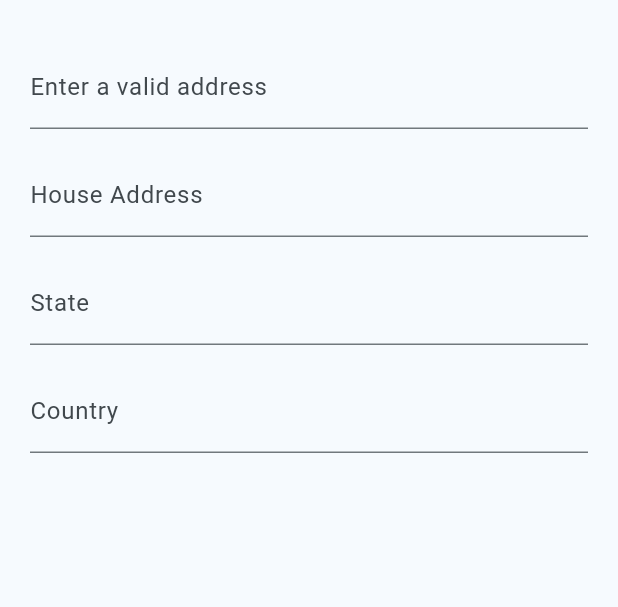
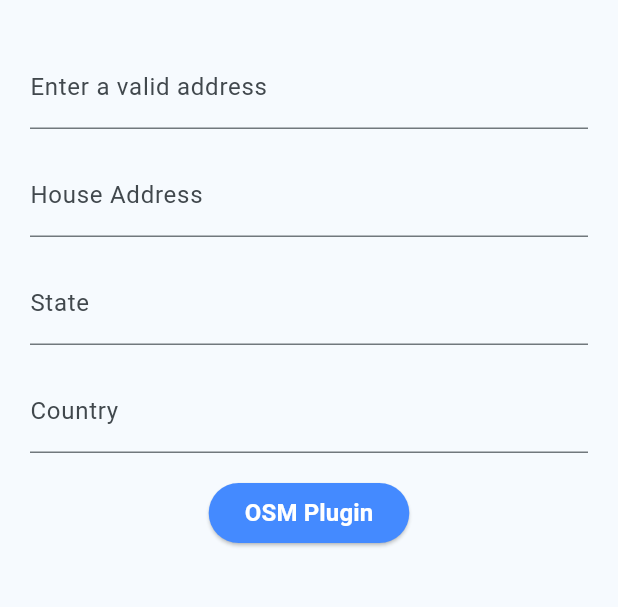
Before and after one commit to droidcon-academy/flutter-cbc-openstreetmap-geocoding, a Flutter app: the screen it shows after launch, on a phone screen of 412 x 824 dp, the part 63-670 px from its top. Run offline on Flutter 3.47's test engine with Material 3 defaults, Android fonts, the phone set to English and light mode, and no system bars; our stand-ins replace stacked.

Commit message:
starter project added

```diff
--- a/source-code/starter-project/lib/views/address_field.dart
+++ b/source-code/starter-project/lib/views/address_field.dart
@@ -1,5 +1,6 @@
 import 'package:flutter/material.dart';
 import 'package:osm_address/viewmodels/address_field_viewmodel.dart';
+import 'package:osm_address/views/osm_plugin.dart';
 import 'package:stacked/stacked.dart';
 
 class AddressField extends StatefulWidget {
@@ -21,11 +22,14 @@ class _AddressFieldState extends State<AddressField> {
         },
         builder: (context, _, __) {
           return Scaffold(
-            appBar: AppBar(title: Text(viewModel.title),),
+            appBar: AppBar(
+              title: Text(viewModel.title),
+            ),
             body: SafeArea(
                 child: SingleChildScrollView(
               child: Padding(
-                padding: const EdgeInsets.symmetric(vertical: 16, horizontal: 20),
+                padding:
+                    const EdgeInsets.symmetric(vertical: 16, horizontal: 20),
                 child: Column(
                   children: [
                     Form(
@@ -36,7 +40,8 @@ class _AddressFieldState extends State<AddressField> {
                           keyboardType: TextInputType.multiline,
                           controller: viewModel.displayAddressController,
                           focusNode: viewModel.displayAddressNode,
-                          validator: (value) => viewModel.validateAddress(value!),
+                          validator: (value) =>
+                              viewModel.validateAddress(value!),
                           onChanged: (value) => (),
                           onTap: () {},
                           decoration: const InputDecoration(
@@ -44,7 +49,9 @@ class _AddressFieldState extends State<AddressField> {
                             border: UnderlineInputBorder(),
                           ),
                         ),
-                        const SizedBox(height: 16,),
+                        const SizedBox(
+                          height: 16,
+                        ),
                         TextFormField(
                           keyboardType: TextInputType.multiline,
                           controller: viewModel.houseAdressController,
@@ -54,7 +61,9 @@ class _AddressFieldState extends State<AddressField> {
                             border: UnderlineInputBorder(),
                           ),
                         ),
-                         const SizedBox(height: 16,),
+                        const SizedBox(
+                          height: 16,
+                        ),
                         TextFormField(
                           keyboardType: TextInputType.multiline,
                           controller: viewModel.stateController,
@@ -64,7 +73,9 @@ class _AddressFieldState extends State<AddressField> {
                             border: UnderlineInputBorder(),
                           ),
                         ),
-                         const SizedBox(height: 16,),
+                        const SizedBox(
+                          height: 16,
+                        ),
                         TextFormField(
                           keyboardType: TextInputType.multiline,
                           controller: viewModel.countryController,
@@ -75,7 +86,29 @@ class _AddressFieldState extends State<AddressField> {
                           ),
                         ),
                       ],
-                    ))
+                    )),
+                    const SizedBox(
+                      height: 16,
+                    ),
+                    ElevatedButton(
+                        onPressed: () {
+                          Navigator.push(
+                              context,
+                              MaterialPageRoute(
+                                  builder: (context) =>
+                                      const AddressSearchWidget()));
+                        },
+                        style: OutlinedButton.styleFrom(
+                          elevation: 1.0,
+                          backgroundColor: Colors.blueAccent,
+                        ),
+                        child: const Text(
+                          "OSM Plugin",
+                          style: TextStyle(
+                              color: Colors.white,
+                              fontSize: 16,
+                              fontWeight: FontWeight.w600),
+                        ))
                   ],
                 ),
               ),
```
Also changed, not shown: source-code/starter-project/lib/views/osm_plugin.dart (added, +40 -0 lines).
